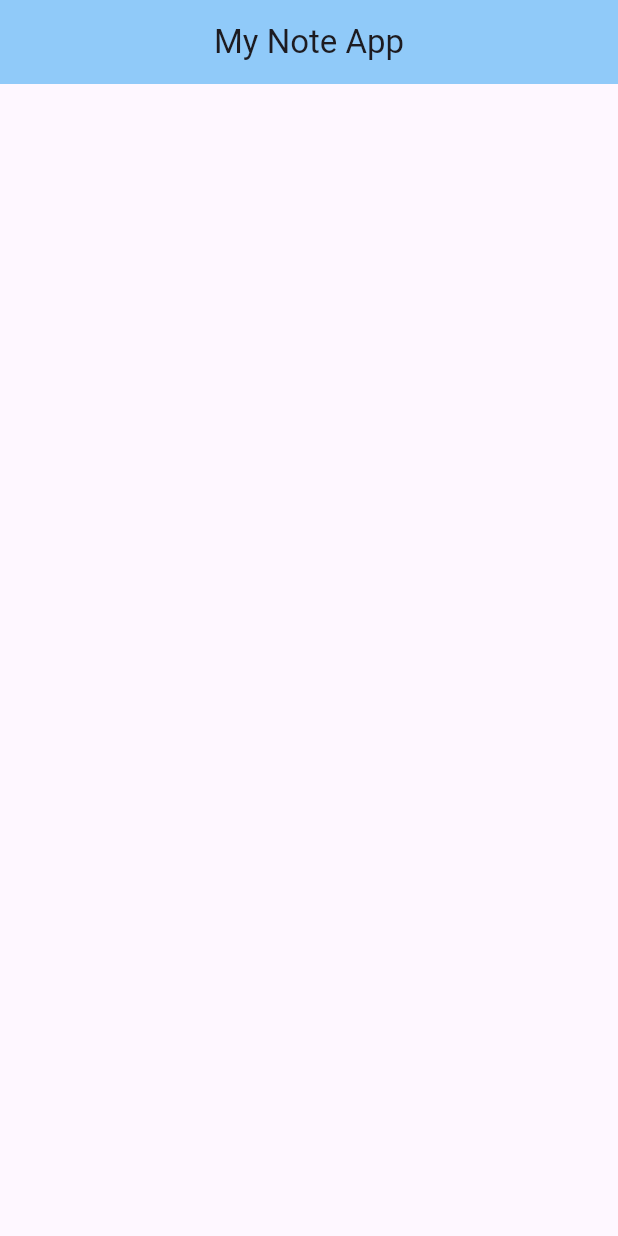
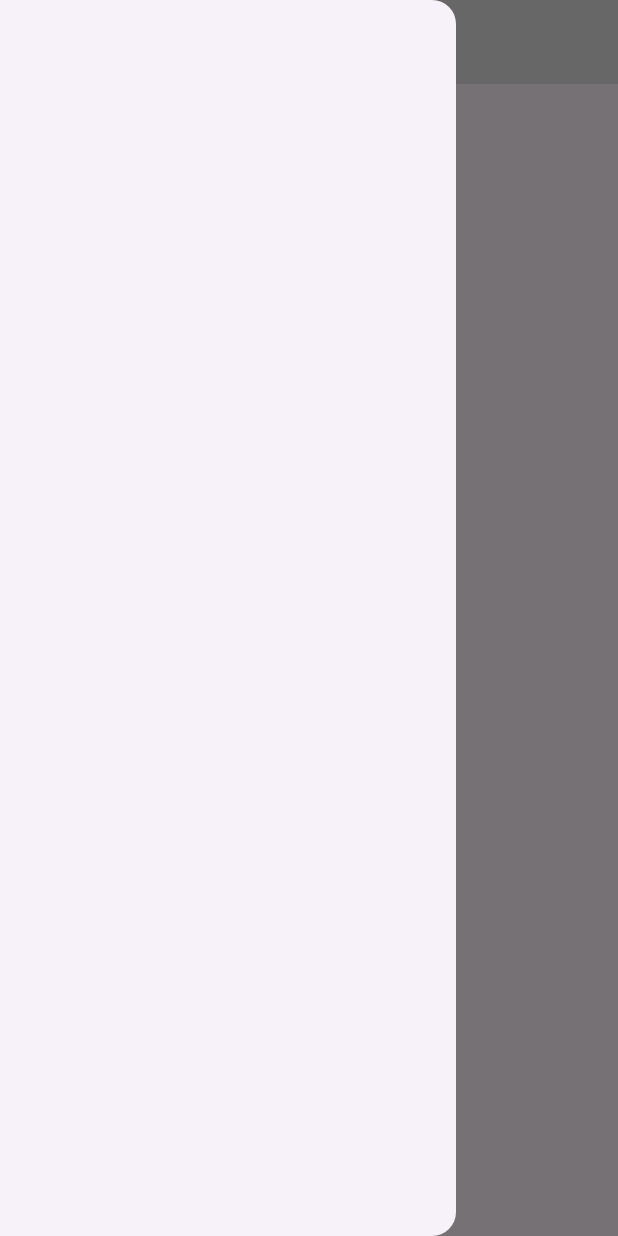
Before and after one commit to Majok-Bol/note_app, a Flutter app: the screen it shows after launch, with the side drawer open (before the commit the screen has no drawer), on a phone screen of 412 x 824 dp. Run offline on Flutter 3.47's test engine with Material 3 defaults, Android fonts, the phone set to English and light mode, and no system bars.

Commit message:
added drawer widget

```diff
--- a/lib/pages/home_page.dart
+++ b/lib/pages/home_page.dart
@@ -6,7 +6,14 @@ class HomePage extends StatelessWidget{
   @override
   Widget build(BuildContext context){
     return Scaffold(
-      appBar: AppBar(title: Text('My Note App'),centerTitle: true,backgroundColor: Colors.blue.shade200,),
+      appBar: AppBar(title: Text('My Note App'),centerTitle: true,backgroundColor: Colors.grey.shade300),
+      drawer: Drawer(
+        child: Column(children: [
+
+
+        ],),
+      ),
     );
+
   }
 }
```
